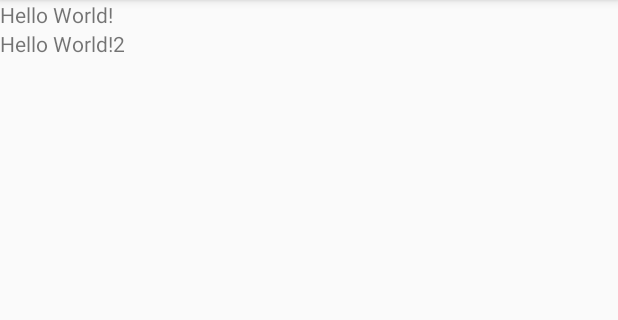
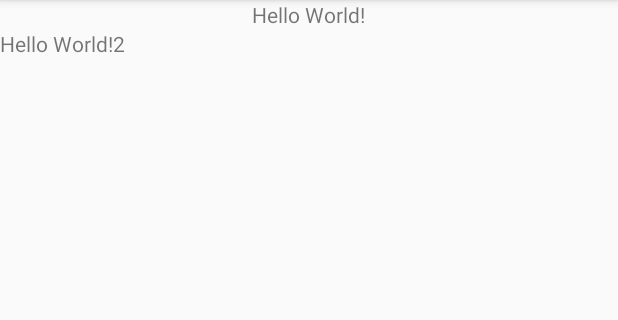
Before and after one commit to NickWen2015/DrinkShopClient, an Android app: the screen it shows after launch (MainActivity), on a phone screen of 412 x 824 dp, the part 84-404 px from its top. Run offline under Robolectric (Android 15) with nearby library versions, the light colour scheme and no system bars.

Commit message:
commit test

```diff
--- a/app/src/main/res/layout/activity_main.xml
+++ b/app/src/main/res/layout/activity_main.xml
@@ -14,7 +14,8 @@
         app:layout_constraintBottom_toBottomOf="parent"
         app:layout_constraintLeft_toLeftOf="parent"
         app:layout_constraintRight_toRightOf="parent"
-        app:layout_constraintTop_toTopOf="parent" />
+        app:layout_constraintTop_toTopOf="parent"
+        android:layout_gravity="center_horizontal"/>
     <TextView
         android:layout_width="match_parent"
         android:layout_height="wrap_content"
```
